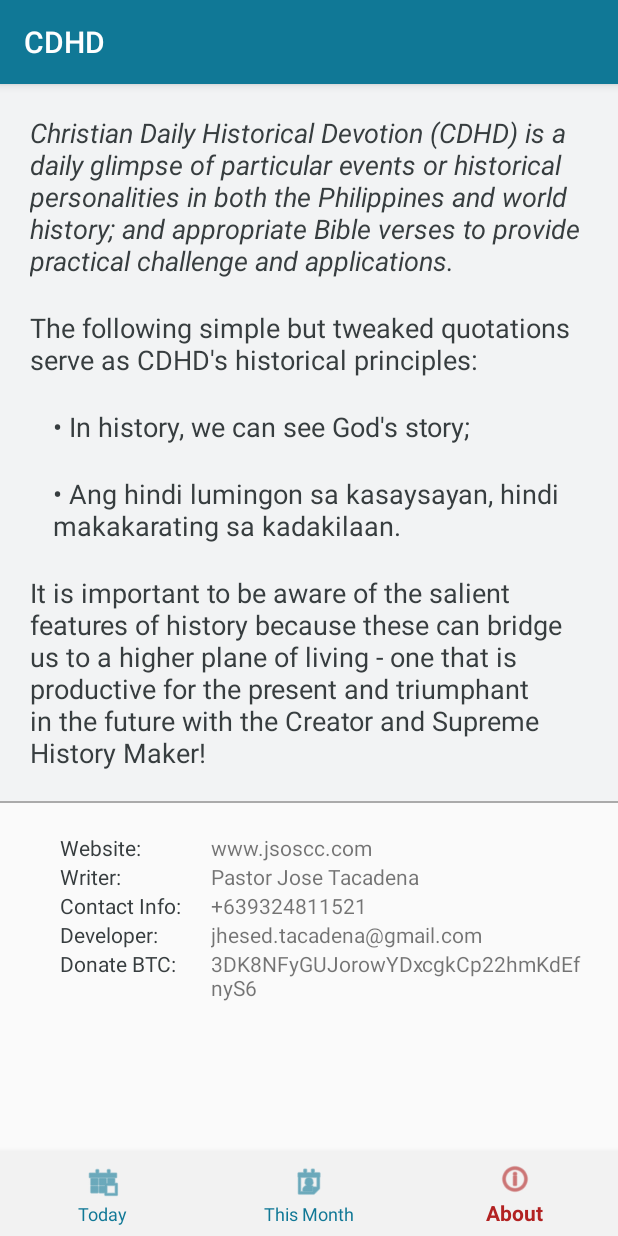
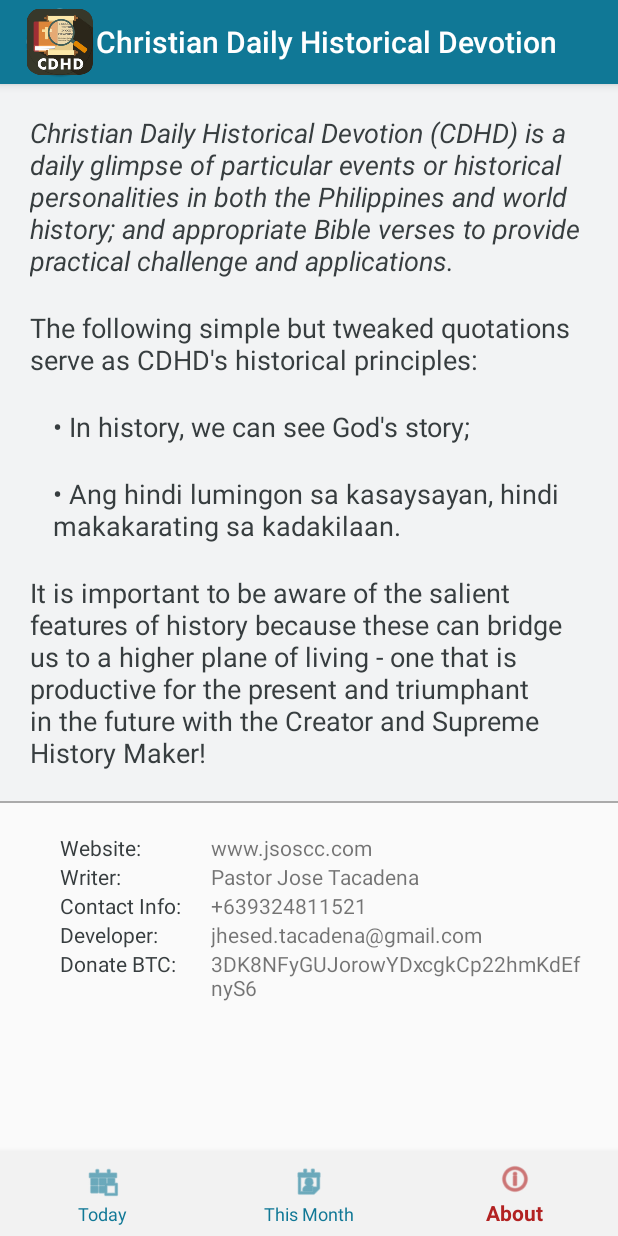
Before and after one commit to jhesed/historic-glimpse, an Android app: the screen it shows after launch (MainActivity), item 3 of the bottom bar chosen, on a phone screen of 412 x 824 dp. Run offline under Robolectric (Android 15) with nearby library versions, the phone set to English and light mode, and no system bars; network calls fail.

Commit message:
v1.0: Added logo

```diff
--- a/app/src/main/AndroidManifest.xml
+++ b/app/src/main/AndroidManifest.xml
@@ -14,9 +14,7 @@
         android:theme="@style/AppTheme">
         <activity
             android:name=".MainActivity"
-            android:label="@string/app_name"
-            android:icon="@mipmap/ic_launcher"
-            android:roundIcon="@mipmap/ic_launcher">
+            android:label="@string/app_name">
             <intent-filter>
                 <action android:name="android.intent.action.MAIN" />
                 <category android:name="android.intent.category.LAUNCHER" />
--- a/app/src/main/java/com/historicalglimpse/jhesed/historicalglimpse/APIClient.java
+++ b/app/src/main/java/com/historicalglimpse/jhesed/historicalglimpse/APIClient.java
@@ -49,7 +49,7 @@ public class APIClient {
         Cache cache = null;
         try {
             cache = new Cache(new File(context.getCacheDir(), "http-cache"),
-                    10 * 1024 * 1024); // 10 MB
+                    30 * 1024 * 1024); // 30 MB
         } catch (Exception e) {
 //            Timer.e( e, "Could not create Cache!" );
         }
@@ -64,7 +64,7 @@ public class APIClient {
 
                 // re-write response header to force use of cache
                 CacheControl cacheControl = new CacheControl.Builder()
-                        .maxAge(3, TimeUnit.MINUTES)
+                        .maxAge(24, TimeUnit.HOURS)
                         .build();
 
                 return response.newBuilder()
@@ -82,7 +82,7 @@ public class APIClient {
 
                 if (!isInternetAvailable(context)) {
                     CacheControl cacheControl = new CacheControl.Builder()
-                            .maxStale(7, TimeUnit.DAYS)
+                            .maxStale(31, TimeUnit.DAYS)
                             .build();
 
                     request = request.newBuilder()
--- a/app/src/main/java/com/historicalglimpse/jhesed/historicalglimpse/MainActivity.java
+++ b/app/src/main/java/com/historicalglimpse/jhesed/historicalglimpse/MainActivity.java
@@ -20,15 +20,6 @@ public class MainActivity extends AppCompatActivity {
     public void onCreate(Bundle savedInstanceState) {
         super.onCreate(savedInstanceState);
         setContentView(R.layout.activity_main);
-
-
-        try {
-//            getSupportActionBar().setLogo(R.mipmap.ic_launcher);
-            getActionBar().setIcon(R.drawable.ic_cdhd);
-        }
-        catch(Exception e) {
-            //  TODO
-        }
 
         apiInterface = APIClient.getClient(this).create(APIInterface.class);
         BottomNavigationView bottomNavigationView = (BottomNavigationView)
@@ -72,5 +63,15 @@ public class MainActivity extends AppCompatActivity {
         transaction.replace(R.id.frame_layout, FragmentDaily.newInstance());
         transaction.addToBackStack(null);
         transaction.commit();
+
+
+        // Set icon in action bar
+        try {
+            getSupportActionBar().setDisplayShowHomeEnabled(true);
+            getSupportActionBar().setIcon(R.mipmap.ic_launcher);
+            getSupportActionBar().setTitle("Christian Daily Historical Devotion");
+        } catch (Exception e) {
+            // TODO
+        }
     }
 }
--- a/app/src/main/res/values/strings.xml
+++ b/app/src/main/res/values/strings.xml
@@ -1,5 +1,6 @@
 <resources>
     <string name="app_name">CDHD</string>
+    <string name="app_title">Christian Daily Historical Devotion</string>
     <string name="title_today">Today</string>
     <string name="title_month">This Month</string>
     <string name="title_about">About</string>
```
Also changed, not shown: app/src/main/java/com/historicalglimpse/jhesed/historicalglimpse/Common.java (+22 -11 lines), app/src/main/java/com/historicalglimpse/jhesed/historicalglimpse/adapters/GlimpseAdapter.java (+4 -4 lines), app/src/main/res/values/styles.xml (+10 -0 lines).
